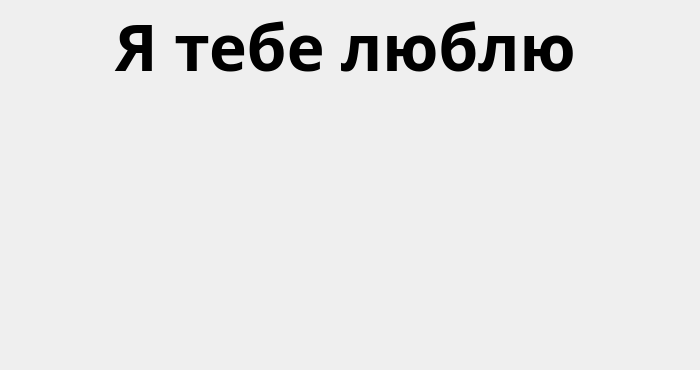
Old version of the form second_window.ui in the repository centroparotjag/Sofia-weather-QT.
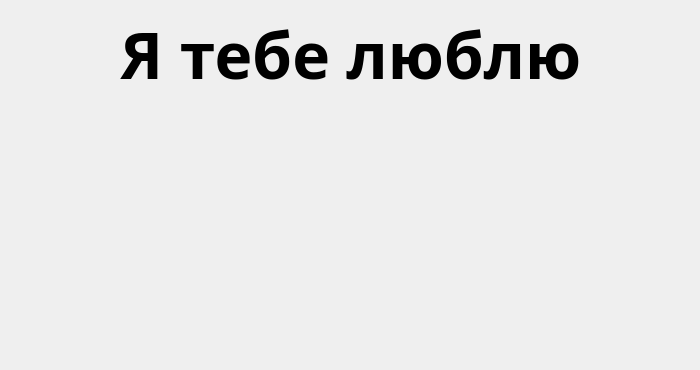
New version of the form. Icons and pictures are not drawn.

What changed in the file:
```diff
--- a/second_window.ui
+++ b/second_window.ui
@@ -37,15 +37,15 @@
   <widget class="QLabel" name="label_2">
    <property name="geometry">
     <rect>
-     <x>10</x>
-     <y>10</y>
-     <width>671</width>
+     <x>6</x>
+     <y>18</y>
+     <width>690</width>
      <height>71</height>
     </rect>
    </property>
    <property name="font">
     <font>
-     <family>Arial Black</family>
+     <family>Candara</family>
      <pointsize>48</pointsize>
      <weight>75</weight>
      <bold>true</bold>
@@ -80,7 +80,27 @@
     <pixmap resource="res.qrc">:/res/image/kat.png</pixmap>
    </property>
   </widget>
-  <zorder>label</zorder>
+  <widget class="QLabel" name="label_GIF">
+   <property name="enabled">
+    <bool>true</bool>
+   </property>
+   <property name="geometry">
+    <rect>
+     <x>0</x>
+     <y>0</y>
+     <width>701</width>
+     <height>371</height>
+    </rect>
+   </property>
+   <property name="text">
+    <string/>
+   </property>
+   <property name="alignment">
+    <set>Qt::AlignCenter</set>
+   </property>
+  </widget>
+  <zorder>label_GIF</zorder>
+  <zorder>label_1</zorder>
   <zorder>label_2</zorder>
  </widget>
  <resources>
```
Left out of the diff: 2 changed lines with no effect on the pictures.
